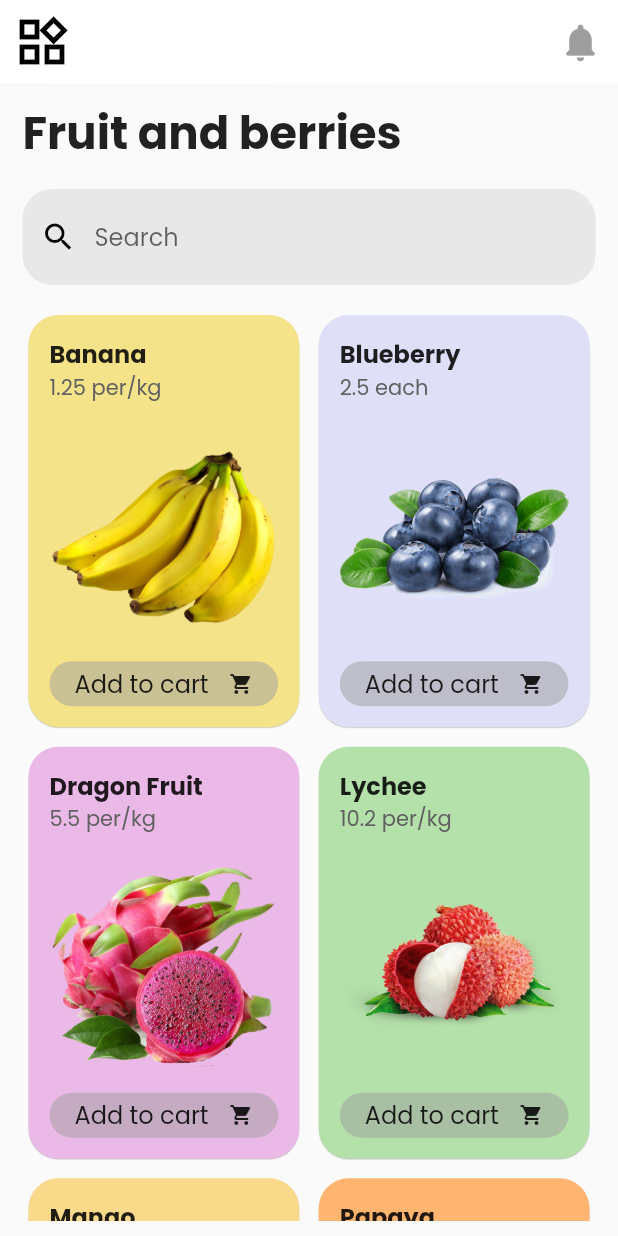
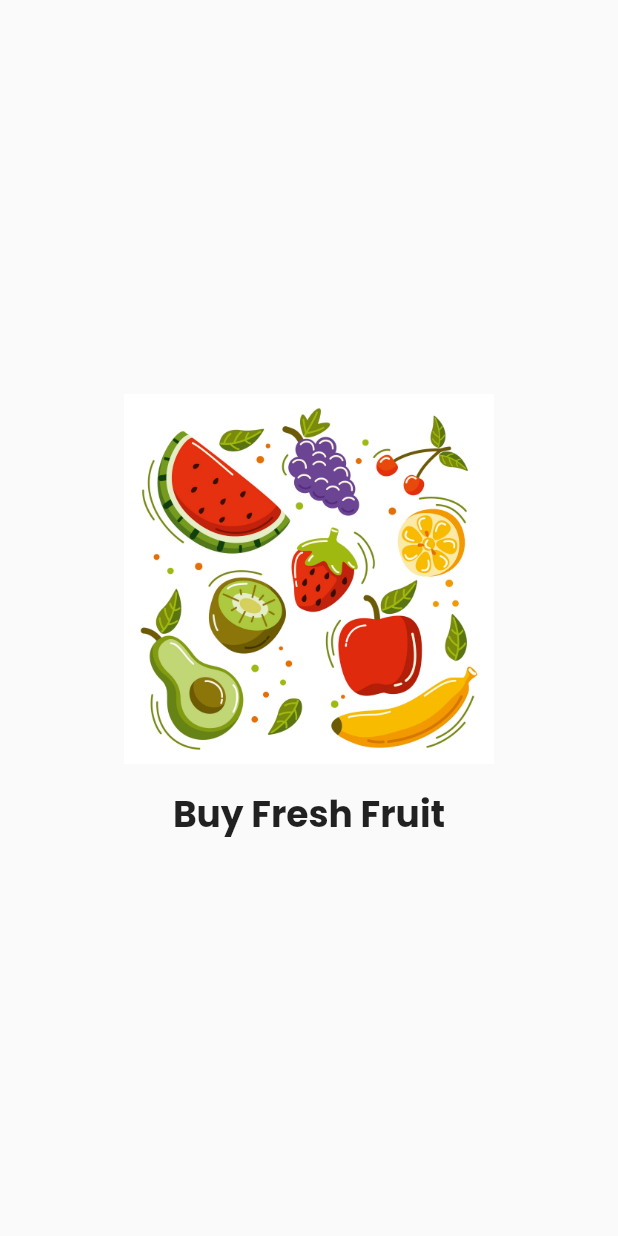
Before and after one commit to fauzirramadan/fruit_shop_ui, a Flutter app: the first screen one second after launch, on a phone screen of 412 x 824 dp. Run offline on Flutter 3.47's test engine with Material 2 defaults, Android fonts, the phone set to English and light mode, and no system bars; drawn by our look-alikes of flutter_advanced_drawer; our stand-ins replace google_fonts.

Commit message:
onboarding screen

```diff
--- a/lib/main.dart
+++ b/lib/main.dart
@@ -2,6 +2,7 @@ import 'package:flutter/material.dart';
 import 'package:flutter/rendering.dart';
 import 'package:food_shop_ui/item.dart';
 import 'package:food_shop_ui/item_description.dart';
+import 'package:food_shop_ui/onboarding.dart';
 import 'package:google_fonts/google_fonts.dart';
 import 'package:flutter_advanced_drawer/flutter_advanced_drawer.dart';
 
@@ -22,7 +23,7 @@ class MyApp extends StatelessWidget {
         visualDensity: VisualDensity.adaptivePlatformDensity,
         textTheme: GoogleFonts.poppinsTextTheme(),
       ),
-      home: const HomePage(),
+      home: const OnboardingScreen(),
     );
   }
 }
--- /dev/null
+++ b/lib/onboarding.dart
@@ -0,0 +1,50 @@
+import 'package:flutter/material.dart';
+import 'package:food_shop_ui/main.dart';
+
+class OnboardingScreen extends StatefulWidget {
+  const OnboardingScreen({super.key});
+
+  @override
+  State<OnboardingScreen> createState() => _OnboardingScreenState();
+}
+
+class _OnboardingScreenState extends State<OnboardingScreen> {
+  Future splashLoading() async {
+    Future.delayed(const Duration(seconds: 5), () {
+      Navigator.pushAndRemoveUntil(
+          context,
+          MaterialPageRoute(builder: (_) => const HomePage()),
+          (route) => false);
+    });
+  }
+
+  @override
+  void initState() {
+    splashLoading();
+    super.initState();
+  }
+
+  @override
+  Widget build(BuildContext context) {
+    return Scaffold(
+      body: Center(
+        child: SizedBox(
+          width: MediaQuery.of(context).size.width * 0.6,
+          child: Column(
+            mainAxisAlignment: MainAxisAlignment.center,
+            children: [
+              Image.asset("assets/images/fruit.jpg"),
+              const SizedBox(
+                height: 16,
+              ),
+              const Text(
+                "Buy Fresh Fruit",
+                style: TextStyle(fontSize: 24, fontWeight: FontWeight.bold),
+              )
+            ],
+          ),
+        ),
+      ),
+    );
+  }
+}
```
Also changed, not shown: assets/images/fruit.jpg (added), pubspec.lock.
